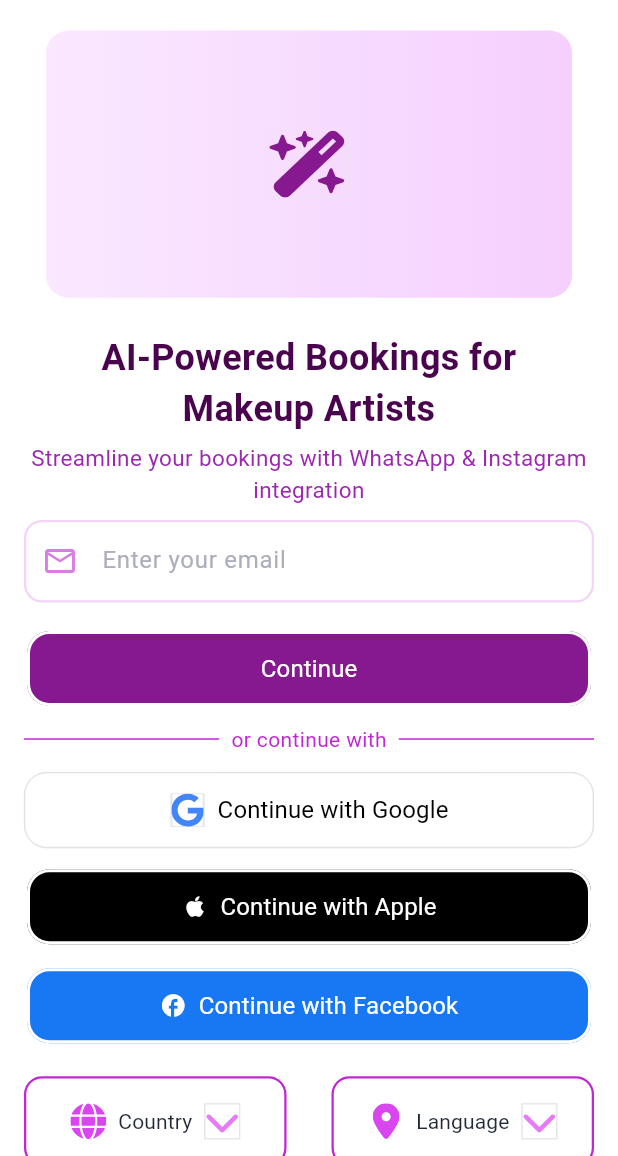
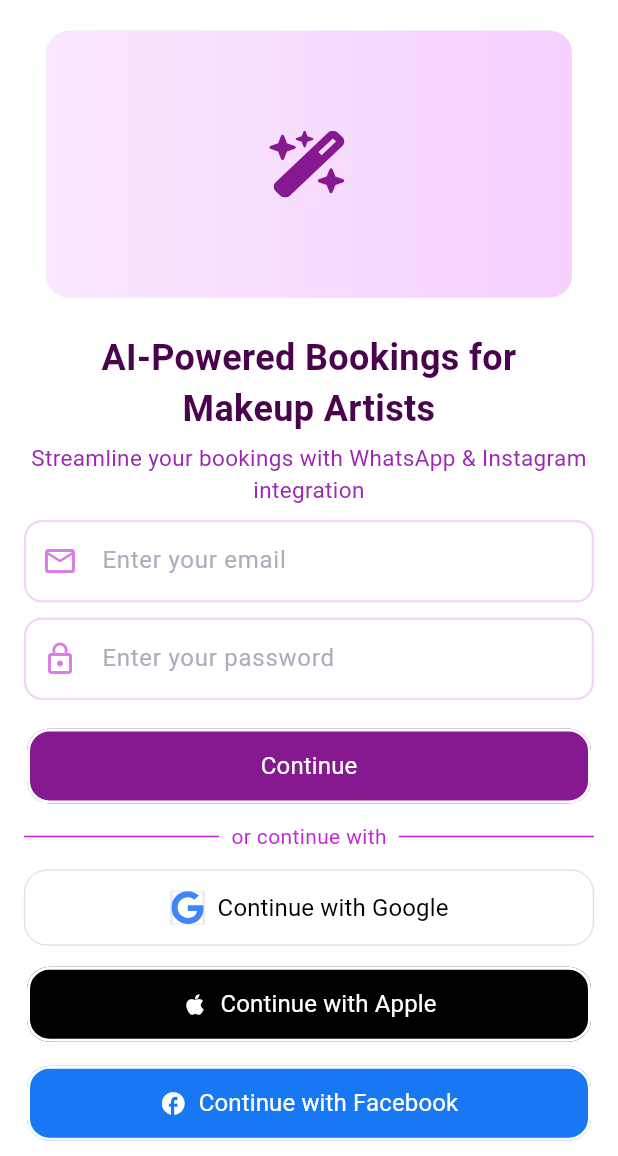
Before and after one commit to Chinmayverma1602/1glam, a Flutter app: the screen it shows after launch, on a phone screen of 412 x 824 dp, the part 80-1236 px from its top. Run offline on Flutter 3.47's test engine with Material 3 defaults, Android fonts, the phone set to English and light mode, and no system bars; our stand-ins replace flutter_svg, font_awesome_flutter, google_fonts, pinput; missing offline and left inert: switcher_button.

Commit message:
login api added

```diff
--- /dev/null
+++ b/lib/constants/api_constants.dart
@@ -0,0 +1,5 @@
+class ApiConstants {
+  static const String baseUrl = "http://1glam.local:8000";
+  static const String createUserEndpoint = "/api/resource/User";
+  static const String authToken = "token eb6cdc62a0caeef:b4f7342a55e5049";
+}
--- a/lib/screens/LoginPage.dart
+++ b/lib/screens/LoginPage.dart
@@ -2,6 +2,7 @@ import 'package:flutter/material.dart';
 import 'package:flutter_svg/svg.dart';
 import 'package:glam1/constants/AppColors.dart';
 import 'package:glam1/screens/VerifyEmailPage.dart';
+import 'package:glam1/services/api_service.dart';
 import 'package:glam1/widgets/CustomButton.dart';
 import 'package:glam1/widgets/CustomButton2.dart';
 import 'package:glam1/widgets/CustomHeader.dart';
@@ -15,6 +16,44 @@ class LoginPage extends StatefulWidget {
 }
 
 class _LoginPageState extends State<LoginPage> {
+  final TextEditingController _emailController = TextEditingController();
+  final TextEditingController _passwordController = TextEditingController();
+  bool _isLoading = false;
+
+  Future<void> _handleLogin() async {
+    if (_emailController.text.isEmpty || _passwordController.text.isEmpty) {
+      ScaffoldMessenger.of(context).showSnackBar(
+        const SnackBar(content: Text("Please enter email and password")),
+      );
+      return;
+    }
+
+    setState(() => _isLoading = true);
+
+    final response = await ApiService.createUser(
+      _emailController.text,
+      _passwordController.text,
+    );
+
+    setState(() => _isLoading = false);
+
+    if (response != null && response.containsKey("data")) {
+      print("Success Response: $response");
+      ScaffoldMessenger.of(context).showSnackBar(
+        SnackBar(
+            content: Text("Account created for ${response['data']['email']}")),
+      );
+      Navigator.push(
+          context, MaterialPageRoute(builder: (context) => VerifyEmailPage()));
+    } else {
+      print("Failed Response: $response");
+      ScaffoldMessenger.of(context).showSnackBar(
+        SnackBar(
+            content: Text(response?["error"] ?? "Failed to create account")),
+      );
+    }
+  }
+
   @override
   Widget build(BuildContext context) {
     return Scaffold(
@@ -25,19 +64,17 @@ class _LoginPageState extends State<LoginPage> {
           child: Column(
             crossAxisAlignment: CrossAxisAlignment.start,
             children: [
-
               const CustomHeader(),
               const SizedBox(height: 16),
               Container(
-                height: MediaQuery.of(context).size.height*0.25,
-                width: MediaQuery.of(context).size.width*0.99,
+                height: MediaQuery.of(context).size.height * 0.25,
+                width: MediaQuery.of(context).size.width * 0.99,
                 decoration: BoxDecoration(
-
                   borderRadius: BorderRadius.circular(16),
                 ),
-                child: SvgPicture.asset('assets/images/div.svg',fit: BoxFit.fill,),
+                child:
+                    SvgPicture.asset('assets/images/div.svg', fit: BoxFit.fill),
               ),
-
               const Center(
                 child: Text(
                   "AI-Powered Bookings for \nMakeup Artists",
@@ -49,81 +86,65 @@ class _LoginPageState extends State<LoginPage> {
                   ),
                 ),
               ),
-
               const Center(
                 child: Padding(
                   padding: EdgeInsets.symmetric(vertical: 5),
                   child: Text(
                     "Streamline your bookings with WhatsApp & Instagram \nintegration",
                     textAlign: TextAlign.center,
-                    style: TextStyle(
-                      fontSize: 15,
-                      color: Colors.purple,
+                    style: TextStyle(fontSize: 15, color: Colors.purple),
                   ),
                 ),
               ),
-              ),
-
               Padding(
                 padding: const EdgeInsets.symmetric(vertical: 5),
                 child: CustomTextInputField(
                   hintText: "Enter your email",
+                  controller: _emailController,
                   icon: Icons.email_outlined,
+                ),
+              ),
+              Padding(
+                padding: const EdgeInsets.symmetric(vertical: 5),
+                child: CustomTextInputField(
+                  hintText: "Enter your password",
+                  controller: _passwordController,
+                  icon: Icons.lock_outline,
                 ),
               ),
               const SizedBox(height: 12),
               CustomButton(
-                text: "Continue",
+                text: _isLoading ? "Creating Account..." : "Continue",
                 color: AppColors.subtitle,
-                onPressed: () {
-                  // navigation
-                  Navigator.push(context, MaterialPageRoute(builder: (context) => VerifyEmailPage()));
-
-                },
+                onPressed: _isLoading ? null : _handleLogin,
               ),
-              SizedBox(height: 10,),
+              const SizedBox(height: 10),
               Row(
                 children: [
-    Expanded(
-      child: Divider(
-        color:AppColors.primary,
-        thickness: 1,
+                  const Expanded(
+                      child: Divider(color: AppColors.primary, thickness: 1)),
+                  Padding(
+                    padding: const EdgeInsets.symmetric(horizontal: 8),
+                    child: Text(
+                      "or continue with",
+                      style: TextStyle(fontSize: 14, color: AppColors.primary),
                     ),
                   ),
-    Padding(
-      padding: EdgeInsets.symmetric(horizontal: 8),
-      child: Text(
-        "or continue with",
-        style: TextStyle(fontSize: 14, color:AppColors.primary,),
-      ),
-    ),
-    Expanded(
-      child: Divider(
-        color: AppColors.primary,
-        thickness: 1,
-      ),
-    ),
+                  const Expanded(
+                      child: Divider(color: AppColors.primary, thickness: 1)),
                 ],
               ),
-               SizedBox(height: 12),
-
-
-
-
+              const SizedBox(height: 12),
               CustomButton(
                 text: "Continue with Google",
                 borderThickness: 0.4,
                 svgIcon: 'assets/images/google.svg',
-
                 textColor: Colors.black,
                 border: true,
                 borderColor: Colors.grey.withOpacity(0.4),
                 color: Colors.transparent,
                 icon: Icons.abc,
-                onPressed: () {
-                  // navigation
-
-                },
+                onPressed: () {},
               ),
               const SizedBox(height: 12),
               CustomButton(
@@ -131,10 +152,7 @@ class _LoginPageState extends State<LoginPage> {
                 icon: Icons.apple,
                 iconColor: Colors.white,
                 color: Colors.black,
-                onPressed: () {
-                  // navigation
-
-                },
+                onPressed: () {},
               ),
               const SizedBox(height: 12),
               CustomButton(
@@ -142,52 +160,32 @@ class _LoginPageState extends State<LoginPage> {
                 icon: Icons.facebook,
                 color: AppColors.facebookBlue,
                 iconColor: Colors.white,
-                onPressed: () {
-                  // navigation
-
-                },
+                onPressed: () {},
               ),
               const SizedBox(height: 20),
               Row(
                 mainAxisAlignment: MainAxisAlignment.spaceBetween,
                 children: [
-                  CustomButton2(text: "Country", borderColor: AppColors.primary, leadingImage: 'assets/images/Frame.svg',trailingImage: 'assets/images/i.svg',),
-                  CustomButton2(text: "Language",borderColor: AppColors.primary, leadingImage: 'assets/images/Frame-1.svg',trailingImage: 'assets/images/i.svg',),
+                  CustomButton2(
+                    text: "Country",
+                    borderColor: AppColors.primary,
+                    leadingImage: 'assets/images/Frame.svg',
+                    trailingImage: 'assets/images/i.svg',
+                  ),
+                  CustomButton2(
+                    text: "Language",
+                    borderColor: AppColors.primary,
+                    leadingImage: 'assets/images/Frame-1.svg',
+                    trailingImage: 'assets/images/i.svg',
+                  ),
                 ],
               ),
-
-              // Row(
-              //   mainAxisAlignment: MainAxisAlignment.spaceBetween,
-              //   children: [
-              //     Expanded(
-              //       child: mini_reusable_container(
-              //         leadingIcon: Icons.email,
-              //         need: "Country",
-              //         color: Colors.transparent,
-              //         trailingIcon: Icons.arrow_downward,
-              //       ),
-              //     ),
-              //     const SizedBox(width: 12),
-              //     Expanded(
-              //       child: mini_reusable_container(
-              //         leadingIcon: Icons.email,
-              //         need: "Language",
-              //         color: Colors.transparent,
-              //         trailingIcon: Icons.arrow_downward,
-              //       ),
-              //     ),
-              //   ],
-              // ),
-
               const Padding(
                 padding: EdgeInsets.symmetric(horizontal: 16, vertical: 5),
                 child: Text(
-                  "By continuing, you agree to our Terms of Service and Privacy and Policy",
+                  "By continuing, you agree to our Terms of Service and Privacy Policy",
                   textAlign: TextAlign.center,
-                  style: TextStyle(
-                      fontSize: 15,
-                      color: Colors.purple,
-                    ),
+                  style: TextStyle(fontSize: 15, color: Colors.purple),
                 ),
               ),
               const SizedBox(height: 24),
@@ -197,6 +195,4 @@ class _LoginPageState extends State<LoginPage> {
       ),
     );
   }
-
-
 }
--- a/lib/widgets/CustomButton.dart
+++ b/lib/widgets/CustomButton.dart
@@ -12,7 +12,7 @@ class CustomButton extends StatelessWidget {
   final Color borderColor;
   final double borderThickness;
   final double elevation;
-  final VoidCallback onPressed;
+  final VoidCallback? onPressed; // ✅ Made nullable
   final MainAxisAlignment alignment; // New Parameter
 
   const CustomButton({
@@ -28,7 +28,7 @@ class CustomButton extends StatelessWidget {
     this.borderThickness = 2.0,
     this.elevation = 0.0,
     this.alignment = MainAxisAlignment.center, // Default alignment
-    required this.onPressed,
+    this.onPressed, // ✅ Allowing null value
   }) : super(key: key);
 
   Widget _buildLeadingWidget() {
@@ -54,7 +54,8 @@ class CustomButton extends StatelessWidget {
             )
           : null,
       child: ElevatedButton(
-        onPressed: onPressed,
+        onPressed:
+            onPressed, // ✅ Button will be disabled if `onPressed` is null
         style: ElevatedButton.styleFrom(
           backgroundColor: color,
           elevation: elevation,
--- a/lib/widgets/CustomTextInputField.dart
+++ b/lib/widgets/CustomTextInputField.dart
@@ -5,14 +5,14 @@ import 'package:glam1/constants/AppColors.dart';
 class CustomTextInputField extends StatelessWidget {
   final String hintText;
   final IconData icon;
+  final TextEditingController? controller;
 
   CustomTextInputField({
     required this.hintText,
     required this.icon,
+    this.controller,
     super.key,
   });
-
-  final TextEditingController _textEditingController = TextEditingController();
 
   @override
   Widget build(BuildContext context) {
@@ -20,7 +20,7 @@ class CustomTextInputField extends StatelessWidget {
       height: 55,
       width: double.infinity,
       child: TextFormField(
-        controller: _textEditingController,
+        controller: controller,
         decoration: InputDecoration(
           hintText: hintText,
           hintStyle: TextStyle(
@@ -28,7 +28,6 @@ class CustomTextInputField extends StatelessWidget {
             fontSize: 16,
             fontWeight: FontWeight.w400,
           ),
-
           prefixIcon: Icon(
             icon,
             color: AppColors.primary.withOpacity(0.6),
--- a/pubspec.yaml
+++ b/pubspec.yaml
@@ -40,6 +40,7 @@ dependencies:
   flutter_dash: ^1.0.0
   switcher_button: ^0.0.4
   font_awesome_flutter: ^10.8.0
+  http: ^1.3.0
 
 dev_dependencies:
   flutter_test:
```
Also changed, not shown: lib/services/api_service.dart (added, +50 -0 lines), pubspec.lock. Lines whose indentation alone changed are shown as unchanged.
